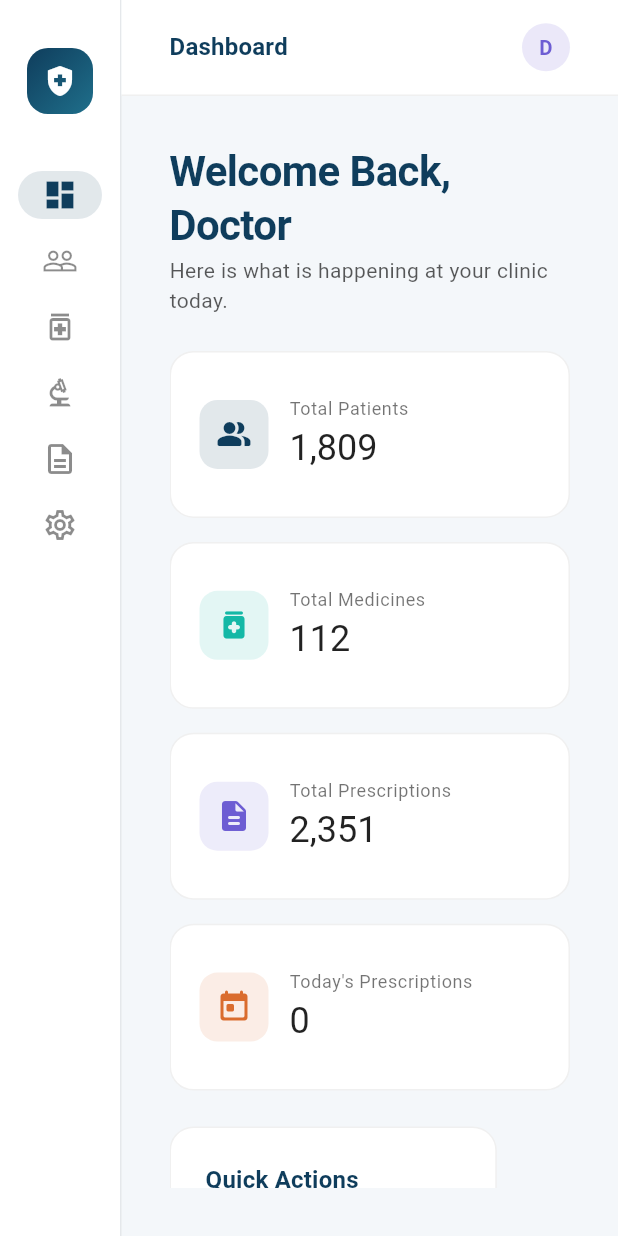
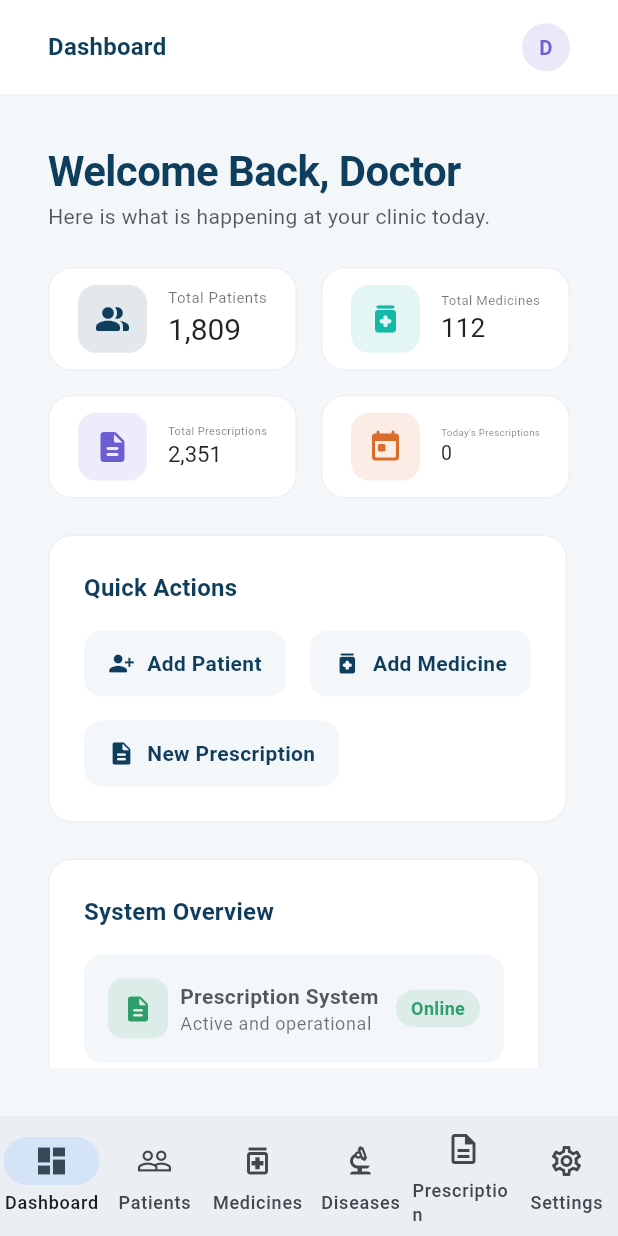
Before and after one commit to jobanpreetsinghdosanjh99/Skin-Care-Center, a Flutter app: the ClinicShell screen opened directly, on a phone screen of 412 x 824 dp. Run offline on Flutter 3.47's test engine with Material 3 defaults, Android fonts, the phone set to English and light mode, and no system bars; our stand-ins replace pdf, printing, shared_preferences; accounts and stored records are empty; network calls fail.

Commit message:
Fix mobile/narrow-screen layout issues across patient, disease, and footer note UI
- main.dart: switch to a bottom NavigationBar on windows narrower than
  700px instead of a persistent side NavigationRail, so page content
  gets the full screen width on phones instead of being squeezed
- widgets/common.dart: new dialogWidth() helper caps fixed dialog
  widths to the available screen width so AlertDialog forms never
  overflow on narrow screens
- patient_detail_page.dart: _InfoTile no longer uses a hard 200px
  width that could overflow narrow screens; edit-patient dialog uses
  dialogWidth()
- diseases_page.dart: replaced the horizontally-scrolling DataTable
  with a responsive card/list layout on mobile widths (<700px),
  keeping the table on wider screens; search fields and dialog use
  dialogWidth()/capped widths; pagination row now wraps instead of
  a fixed Row that could overflow
- patients_page.dart: search filter fields and edit-patient dialog
  use dialogWidth()
- settings_page.dart: footer note row now stacks the note text above
  a wrapping row of action icons instead of packing 4 icon buttons
  into one Row, preventing overflow on narrow screens; all fixed
  dialog widths (change password, clinic, clinic list, footer note)
  now use dialogWidth()

Co-authored-by: Copilot <223556219+Copilot@users.noreply.github.com>

```diff
--- a/mobile_app/lib/main.dart
+++ b/mobile_app/lib/main.dart
@@ -151,7 +151,61 @@ class _ClinicShellState extends State<ClinicShell> {
 
   @override
   Widget build(BuildContext context) {
-    final isExtended = MediaQuery.sizeOf(context).width > 900;
+    final width = MediaQuery.sizeOf(context).width;
+    final isMobile = width < 700;
+    final isExtended = width > 900;
+
+    final body = Column(
+      crossAxisAlignment: CrossAxisAlignment.start,
+      children: [
+        _TopBar(title: _titles[_selectedIndex]),
+        Expanded(
+          child: IndexedStack(
+            index: _selectedIndex,
+            children: [
+              for (var i = 0; i < _pages.length; i++)
+                Navigator(
+                  key: _navigatorKeys[i],
+                  onGenerateRoute: (settings) => MaterialPageRoute(
+                    settings: settings,
+                    builder: (context) => _pages[i],
+                  ),
+                ),
+            ],
+          ),
+        ),
+      ],
+    );
+
+    void onSelect(int index) {
+      if (index == _selectedIndex) {
+        _navigatorKeys[index].currentState?.popUntil((route) => route.isFirst);
+      } else {
+        setState(() => _selectedIndex = index);
+      }
+    }
+
+    // Narrow (phone-sized) windows get a bottom navigation bar instead of a
+    // side rail, so page content keeps the full screen width — a side rail
+    // was squeezing patient/disease/footer content into too little space.
+    if (isMobile) {
+      return Scaffold(
+        body: SafeArea(child: body),
+        bottomNavigationBar: NavigationBar(
+          selectedIndex: _selectedIndex,
+          onDestinationSelected: onSelect,
+          destinations: [
+            for (final item in _items)
+              NavigationDestination(
+                icon: item.icon,
+                selectedIcon: item.selectedIcon,
+                label: (item.label as Text).data ?? '',
+              ),
+          ],
+        ),
+      );
+    }
+
     return Scaffold(
       body: Row(
         children: [
@@ -159,15 +213,7 @@ class _ClinicShellState extends State<ClinicShell> {
             extended: isExtended,
             minExtendedWidth: 220,
             selectedIndex: _selectedIndex,
-            onDestinationSelected: (index) {
-              if (index == _selectedIndex) {
-                _navigatorKeys[index].currentState?.popUntil(
-                  (route) => route.isFirst,
-                );
-              } else {
-                setState(() => _selectedIndex = index);
-              }
-            },
+            onDestinationSelected: onSelect,
             leading: Padding(
               padding: const EdgeInsets.symmetric(vertical: 24),
               child: Column(
@@ -206,29 +252,7 @@ class _ClinicShellState extends State<ClinicShell> {
             destinations: _items,
           ),
           const VerticalDivider(width: 1),
-          Expanded(
-            child: Column(
-              crossAxisAlignment: CrossAxisAlignment.start,
-              children: [
-                _TopBar(title: _titles[_selectedIndex]),
-                Expanded(
-                  child: IndexedStack(
-                    index: _selectedIndex,
-                    children: [
-                      for (var i = 0; i < _pages.length; i++)
-                        Navigator(
-                          key: _navigatorKeys[i],
-                          onGenerateRoute: (settings) => MaterialPageRoute(
-                            settings: settings,
-                            builder: (context) => _pages[i],
-                          ),
-                        ),
-                    ],
-                  ),
-                ),
-              ],
-            ),
-          ),
+          Expanded(child: body),
         ],
       ),
     );
--- a/mobile_app/lib/screens/patient_detail_page.dart
+++ b/mobile_app/lib/screens/patient_detail_page.dart
@@ -319,8 +319,10 @@ class _InfoTile extends StatelessWidget {
 
   @override
   Widget build(BuildContext context) {
+    final maxWidth =
+        MediaQuery.sizeOf(context).width - (AppSpacing.xl * 2) - 40;
     return SizedBox(
-      width: 200,
+      width: maxWidth < 200 ? maxWidth : 200,
       child: Row(
         crossAxisAlignment: CrossAxisAlignment.start,
         children: [
@@ -407,7 +409,7 @@ class _PatientEditDialogState extends State<_PatientEditDialog> {
     return AlertDialog(
       title: const Text('Edit Patient'),
       content: SizedBox(
-        width: 420,
+        width: dialogWidth(context, 420),
         child: Form(
           key: _formKey,
           child: Column(
--- a/mobile_app/lib/screens/patients_page.dart
+++ b/mobile_app/lib/screens/patients_page.dart
@@ -266,7 +266,7 @@ class _SearchBar extends StatelessWidget {
           crossAxisAlignment: WrapCrossAlignment.center,
           children: [
             SizedBox(
-              width: 200,
+              width: dialogWidth(context, 200),
               child: DropdownButtonFormField<String>(
                 initialValue: searchBy,
                 isExpanded: true,
@@ -286,7 +286,7 @@ class _SearchBar extends StatelessWidget {
               ),
             ),
             SizedBox(
-              width: 280,
+              width: dialogWidth(context, 280),
               child: TextField(
                 controller: controller,
                 decoration: const InputDecoration(
@@ -376,7 +376,7 @@ class _AddPatientDialogState extends State<_AddPatientDialog> {
     return AlertDialog(
       title: Text(_isEditing ? 'Edit Patient' : 'Add New Patient'),
       content: SizedBox(
-        width: 420,
+        width: dialogWidth(context, 420),
         child: Form(
           key: _formKey,
           child: Column(
```
Also changed, not shown: mobile_app/lib/screens/diseases_page.dart (+64 -5 lines), mobile_app/lib/screens/settings_page.dart (+32 -9 lines), mobile_app/lib/widgets/common.dart (+8 -0 lines).
